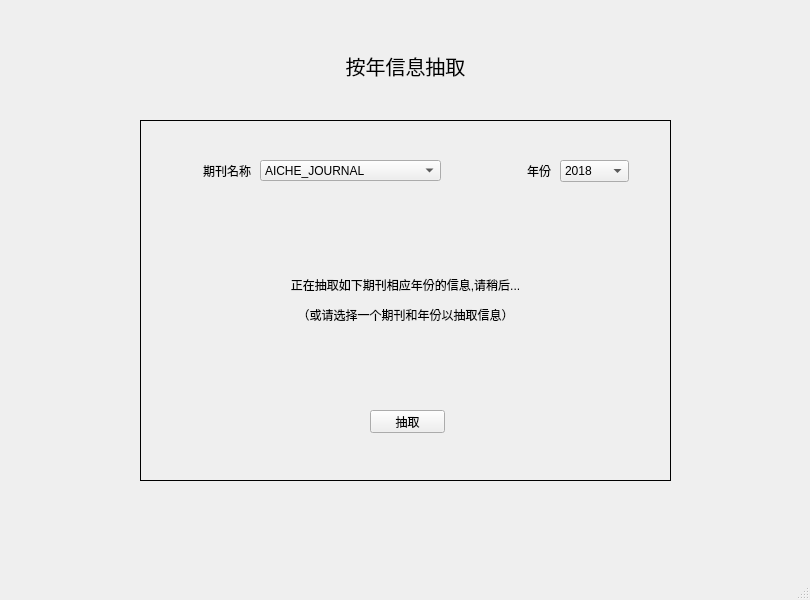
ZUCCBBQ/Ocean, file view/ui_extract_year.ui: the form before one commit.
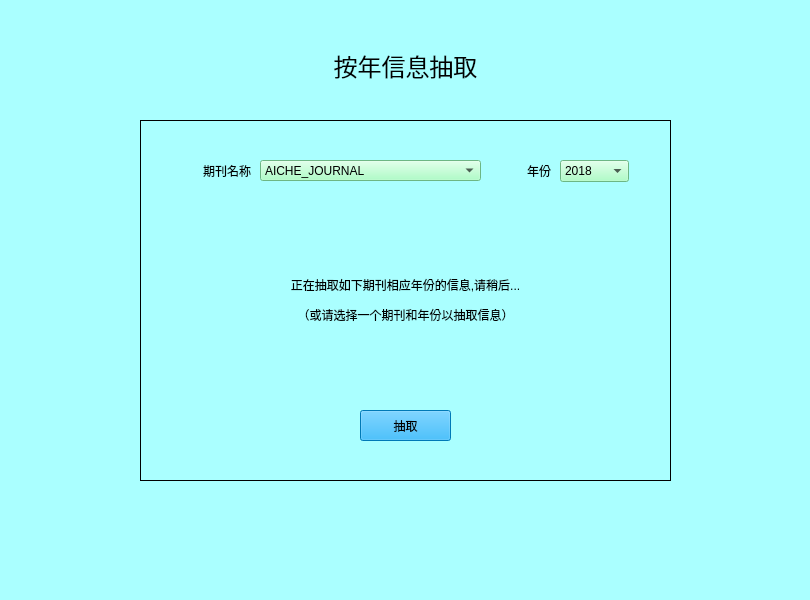
The form after the commit.

```diff
--- a/view/ui_extract_year.ui
+++ b/view/ui_extract_year.ui
@@ -13,13 +13,17 @@
   <property name="windowTitle">
    <string>按年信息抽取</string>
   </property>
+  <property name="styleSheet">
+   <string notr="true">background-color: rgb(170, 255, 255);
+font: 12pt &quot;楷体&quot;;</string>
+  </property>
   <widget class="QWidget" name="centralwidget">
    <widget class="QLabel" name="Journallabel">
     <property name="geometry">
      <rect>
-      <x>180</x>
+      <x>160</x>
       <y>160</y>
-      <width>71</width>
+      <width>91</width>
       <height>21</height>
      </rect>
     </property>
@@ -43,7 +47,8 @@
      </rect>
     </property>
     <property name="styleSheet">
-     <string notr="true">font: 11pt &quot;黑体&quot;;</string>
+     <string notr="true">font: 75 11pt &quot;Times New Roman&quot;;
+background-color: rgb(152, 255, 185);</string>
     </property>
     <item>
      <property name="text">
@@ -73,14 +78,16 @@
    <widget class="QPushButton" name="extractButton">
     <property name="geometry">
      <rect>
-      <x>370</x>
+      <x>360</x>
       <y>410</y>
-      <width>75</width>
-      <height>23</height>
+      <width>91</width>
+      <height>31</height>
      </rect>
     </property>
     <property name="styleSheet">
-     <string notr="true">font: 11pt &quot;黑体&quot;;</string>
+     <string notr="true">font: 14pt &quot;楷体&quot;;
+background-color: rgb(0, 170, 255);
+</string>
     </property>
     <property name="text">
      <string>抽取</string>
@@ -113,9 +120,16 @@
     </property>
     <property name="font">
      <font>
-      <pointsize>15</pointsize>
+      <family>楷体</family>
+      <pointsize>18</pointsize>
+      <weight>50</weight>
+      <italic>false</italic>
+      <bold>false</bold>
      </font>
     </property>
+    <property name="styleSheet">
+     <string notr="true">font: 18pt &quot;楷体&quot;;</string>
+    </property>
     <property name="text">
      <string>按年信息抽取</string>
     </property>
@@ -128,12 +142,13 @@
      <rect>
       <x>260</x>
       <y>160</y>
-      <width>181</width>
+      <width>221</width>
       <height>21</height>
      </rect>
     </property>
     <property name="styleSheet">
-     <string notr="true">font: 11pt &quot;黑体&quot;;</string>
+     <string notr="true">font: 75 11pt &quot;Times New Roman&quot;;
+background-color: rgb(152, 255, 185);</string>
     </property>
     <item>
      <property name="text">
@@ -144,9 +159,9 @@
    <widget class="QLabel" name="promptLabel">
     <property name="geometry">
      <rect>
-      <x>210</x>
+      <x>190</x>
       <y>210</y>
-      <width>391</width>
+      <width>431</width>
       <height>181</height>
      </rect>
     </property>
```
Left out of the diff: 8 changed lines with no effect on the pictures.
